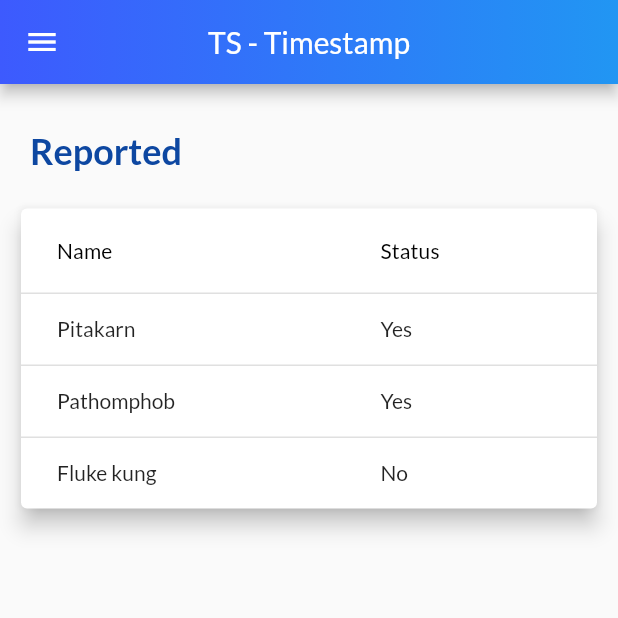
After one commit to bbun0639/Flutter_timestamp, a Flutter app: the UserReport screen opened by its route, on a phone screen of 412 x 824 dp, the top half of it. The commit adds this screen. Run offline on Flutter 3.47's test engine with Material 2 defaults, Android fonts, the phone set to English and light mode, and no system bars; our stand-ins replace flutter_datetime_picker, shared_preferences; missing offline and left inert: f_datetimerangepicker; accounts and stored records are empty.

Commit message:
Update DataTable

```diff
--- a/lib/main.dart
+++ b/lib/main.dart
@@ -14,6 +14,7 @@ import './screens/empty_room_screen.dart';
 import './screens/key_room_screen.dart';
 import './screens/manager_room_detail_screen.dart';
 import './screens/time_list_screen.dart';
+import './screens/reported_screen.dart';
 
 void main() => runApp(MyApp());
 
@@ -32,7 +33,7 @@ class MyApp extends StatelessWidget {
           primarySwatch: Colors.blue,
           fontFamily: 'Lato',
           bottomSheetTheme: BottomSheetThemeData(
-            backgroundColor: Colors.black.withOpacity(1)),
+              backgroundColor: Colors.black.withOpacity(1)),
         ),
         home: SignInState(),
         routes: {
@@ -47,6 +48,7 @@ class MyApp extends StatelessWidget {
           KeyRoom.routeName: (ctx) => KeyRoom(),
           ManagerRoomDetailScreen.routeName: (ctx) => ManagerRoomDetailScreen(),
           TimeList.routeName: (ctx) => TimeList(),
+          UserReport.routeName: (ctx) => UserReport(),
         },
         debugShowCheckedModeBanner: false,
       ),
--- /dev/null
+++ b/lib/screens/reported_screen.dart
@@ -0,0 +1,74 @@
+import 'package:flutter/material.dart';
+import 'package:flutter_appgit/widgets/app_drawer.dart';
+import 'package:flutter_datetime_picker/flutter_datetime_picker.dart';
+
+class UserReport extends StatefulWidget {
+  @override
+  _UserReport createState() => _UserReport();
+
+  static const routeName = '/reported';
+}
+
+class _UserReport extends State<UserReport> {
+  @override
+  Widget build(BuildContext context) {
+    return Scaffold(
+      appBar: AppBar(
+        title: Text(
+          'TS - Timestamp',
+        ),
+        centerTitle: true,
+        flexibleSpace: Container(
+          decoration: BoxDecoration(
+            gradient: LinearGradient(
+                begin: Alignment.centerLeft,
+                end: Alignment.centerRight,
+                colors: <Color>[Colors.indigoAccent[400], Colors.blue]),
+          ),
+        ),
+      ),
+      drawer: AppDrawer(),
+      body: ListView(
+        children: <Widget>[
+          SizedBox(height: 10.0),
+          Padding(
+            padding: const EdgeInsets.all(20.0),
+            child: Text(
+              'Reported',
+              style: TextStyle(
+                  fontSize: 24,
+                  fontWeight: FontWeight.bold,
+                  color: Colors.blue[900]),
+            ),
+          ),
+          Container(
+            padding: EdgeInsets.symmetric(vertical: 0.0, horizontal: 10.0),
+            child: Card(
+              elevation: 6,
+              child: DataTable(
+                columns: [
+                  DataColumn(label: Text('Name')),
+                  DataColumn(label: Text('Status')),
+                ],
+                rows: [
+                  DataRow(cells: [
+                    DataCell(Text('Pitakarn')),
+                    DataCell(Text("Yes")),
+                  ]),
+                  DataRow(cells: [
+                    DataCell(Text('Pathomphob')),
+                    DataCell(Text("Yes")),
+                  ]),
+                  DataRow(cells: [
+                    DataCell(Text('Fluke kung')),
+                    DataCell(Text("No")),
+                  ]),
+                ],
+              ),
+            ),
+          ),
+        ],
+      ),
+    );
+  }
+}
--- a/lib/widgets/app_drawer.dart
+++ b/lib/widgets/app_drawer.dart
@@ -3,6 +3,7 @@ import 'package:flutter_appgit/screens/empty_room_screen.dart';
 import 'package:flutter_appgit/screens/first_page_screen.dart';
 import 'package:flutter_appgit/screens/key_room_screen.dart';
 import 'package:flutter_appgit/screens/manager_room_detail_screen.dart';
+import 'package:flutter_appgit/screens/reported_screen.dart';
 import 'package:flutter_appgit/screens/rooms_view_screen.dart';
 import 'package:flutter_appgit/screens/sign_in_screen.dart';
 import 'package:flutter_appgit/screens/create_room_screen.dart';
@@ -193,6 +194,20 @@ class AppDrawer extends StatelessWidget {
                         TimeList.routeName);
                   },
                 ),
+                ListTile(
+                  title: Text(
+                    'User Report',
+                    style: TextStyle(fontSize: 16.0),
+                  ),
+                  leading: Icon(
+                    Icons.list,
+                    color: Colors.blueGrey,
+                  ),
+                  onTap: () {
+                    Navigator.of(context).pushReplacementNamed(
+                        UserReport.routeName);
+                  },
+                ),
               ],
             ),
           ),
```
